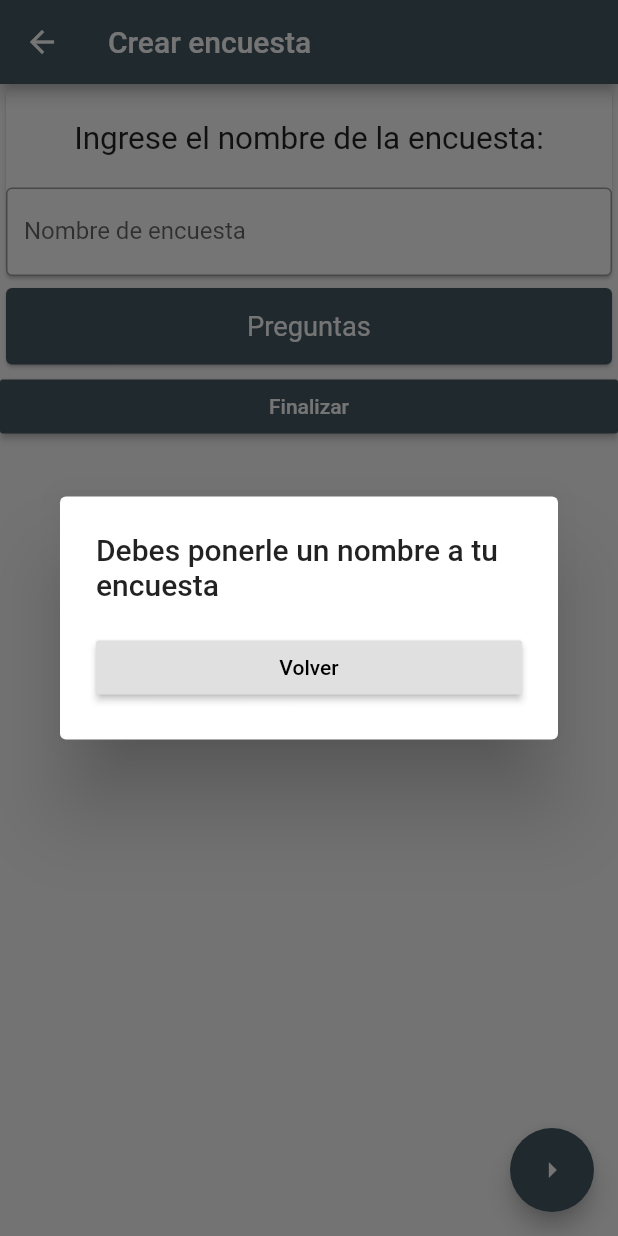
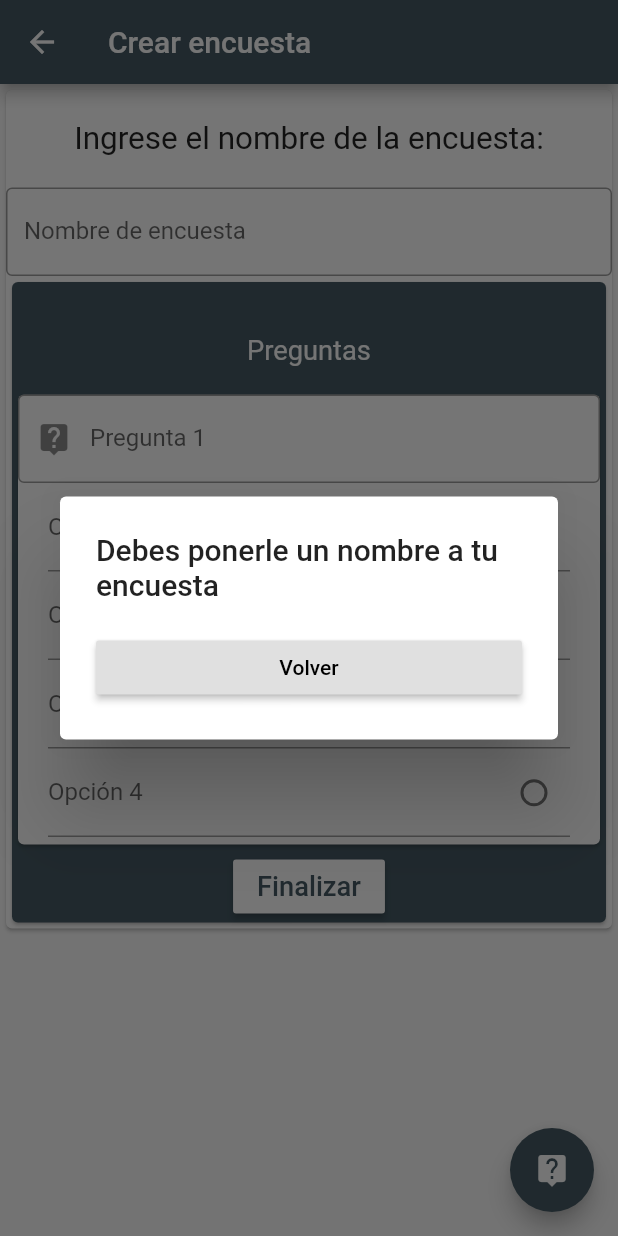
Before and after one commit to mbmassone/tdl-tp-dart, a Flutter app: the CreatePollScreen screen opened by its route, after a tap on "Finalizar", on a phone screen of 412 x 824 dp. Run offline on Flutter 3.47's test engine with Material 2 defaults, Android fonts, the light colour scheme and no system bars.

Commit message:
Elimino NewQuestionWidget y pongo todo en CreatePollScreen. Separo IndividualQuestionWidget nuevo

```diff
--- a/encuestdl_app/lib/screen/CreatePollScreen.dart
+++ b/encuestdl_app/lib/screen/CreatePollScreen.dart
@@ -1,7 +1,5 @@
-import 'package:encuestdl_app/constants/constants.dart';
 import 'package:encuestdl_app/screen/ScreenTemplate.dart';
-import 'package:encuestdl_app/widget/PollDataWidget.dart';
-import 'package:encuestdl_app/widget/NewQuestionWidget.dart';
+import 'package:encuestdl_app/widget/IndividualQuestionWidget.dart';
 import 'package:flutter/cupertino.dart';
 import 'package:flutter/material.dart';
 
@@ -11,36 +9,74 @@ class CreatePollScreen extends StatefulWidget {
 }
 
 class _CreatePollScreenState extends State<CreatePollScreen> {
-  PollDataWidget _pollName = PollDataWidget();
-  NewQuestionWidget _questions = NewQuestionWidget();
+  TextEditingController _namePollController = TextEditingController();
+  List<IndividualQuestionWidget> _list = List();
 
+  _CreatePollScreenState(){
+    this._list.add(IndividualQuestionWidget(_list.length + 1));
+  }
   @override
   Widget build(BuildContext context) {
     return ScreenTemplate(
       title: "Crear encuesta",
       floatingActionButton: FloatingActionButton(
+        backgroundColor: Colors.blueGrey[700],
+        child: const Icon(Icons.live_help),
         onPressed: () => {
-          _questions.addNewQuestion(),
+          _addNewQuestion(),
         },
-        backgroundColor: Constants.primaryGrey,
-        child: const Icon(Icons.arrow_right),
       ),
       child: ListView(
         children: <Widget>[
-          _pollName,
-          _questions,
+          Card(
+            child: Column(
+              children: <Widget>[
+                Container(
+                  margin: const EdgeInsets.only(top: 20, bottom: 20),
+                  child: Center(
+                    child: Text(
+                      "Ingrese el nombre de la encuesta:",
+                      textScaleFactor: 1.5,
+                      textAlign: TextAlign.center,
+                    ),
+                  ),
+                ),
+                TextField(
+                  controller: _namePollController,
+                  obscureText: false,
+                  decoration: InputDecoration(
+                    border: OutlineInputBorder(),
+                    labelText: 'Nombre de encuesta',
+                  ),
+                ),
+                Card(
+                  color: Colors.blueGrey[700],
+                  child: Column(
+                    children: <Widget>[
+                      Container(
+                        margin: const EdgeInsets.only(
+                            top: 35, bottom: 15, right: 0, left: 0),
+                        child: Text(
+                          "Preguntas",
+                          textAlign: TextAlign.center,
+                          textScaleFactor: 1.3,
+                          style: TextStyle(color: Colors.white),
+                        ),
+                      ),
+                      for (var i in _list) i,
                       RaisedButton(
                         child: Text(
                           "Finalizar",
-              style: TextStyle(color: Colors.white),
+                          style: TextStyle(color: Colors.blueGrey[700]),
+                          textScaleFactor: 1.3,
                         ),
-            color: Colors.blueGrey[700],
+                        color: Colors.white,
                         onPressed: () {
-              if(_pollName.textIsEmpty())
+                          if (_namePollController.text.isEmpty)
                             _noNameShowDialog();
-              else if(_questions.noQuestions() || _questions.noOneQuestionFull())
+                          else if (_noQuestions() || _noOneQuestionFull())
                             _noQuestionsShowDialog();
-              else if(_questions.questionsWithCorrectOptionError())
+                          else if (_questionsWithCorrectOptionError())
                             _questionsWithCorrectOptionErrorShowDialog();
                           else
                             _finishShowDialog(context);
@@ -49,10 +85,16 @@ class _CreatePollScreenState extends State<CreatePollScreen> {
                       ),
                     ],
                   ),
+                ),
+              ],
+            ),
+          ),
+        ],
+      ),
     );
   }
 
-  Future _noNameShowDialog(){
+  Future _noNameShowDialog() {
     return showDialog(
       context: context,
       builder: (context) => AlertDialog(
@@ -70,11 +112,12 @@ class _CreatePollScreenState extends State<CreatePollScreen> {
     );
   }
 
-  Future _questionsWithCorrectOptionErrorShowDialog(){
+  Future _questionsWithCorrectOptionErrorShowDialog() {
     return showDialog(
       context: context,
       builder: (context) => AlertDialog(
-        title: Text('Hay preguntas en las cual no has marcado su opción correcta'),
+        title:
+            Text('Hay preguntas en las cual no has marcado su opción correcta'),
         content: RaisedButton(
           child: Text(
             "Volver",
@@ -88,7 +131,7 @@ class _CreatePollScreenState extends State<CreatePollScreen> {
     );
   }
 
-  Future _noQuestionsShowDialog(){
+  Future _noQuestionsShowDialog() {
     return showDialog(
       context: context,
       builder: (context) => AlertDialog(
@@ -124,4 +167,31 @@ class _CreatePollScreenState extends State<CreatePollScreen> {
       ),
     );
   }
+
+  bool _noQuestions() {
+    return (_list.length == 0);
   }
+
+  bool _noOneQuestionFull() {
+    bool returnValue = true;
+
+    for (var i in _list) if (i.questionAndTwoOptionsFull()) returnValue = false;
+
+    return returnValue;
+  }
+
+  bool _questionsWithCorrectOptionError() {
+    bool returnValue = false;
+
+    for (var i in _list)
+      if (i.questionAndTwoOptionsFull()) if (i
+          .individualQuestionsWithCorrectOptionError()) returnValue = true;
+
+    return returnValue;
+  }
+
+  void _addNewQuestion() {
+    _list.add(IndividualQuestionWidget(_list.length + 1));
+    setState(() {});
+  }
+}
--- /dev/null
+++ b/encuestdl_app/lib/widget/IndividualQuestionWidget.dart
@@ -0,0 +1,165 @@
+import 'package:flutter/cupertino.dart';
+import 'package:flutter/material.dart';
+
+class IndividualQuestionWidget extends StatefulWidget {
+  int questionNumber;
+
+  _IndividualQuestionWidgetState _individualQuestion;
+
+  IndividualQuestionWidget(int questionNumber) {
+    this.questionNumber = questionNumber;
+  }
+
+  @override
+  State<IndividualQuestionWidget> createState() =>
+      _individualQuestion = _IndividualQuestionWidgetState(questionNumber);
+
+  bool questionAndTwoOptionsFull() {
+    return _individualQuestion._questionAndTwoOptionsFull();
+  }
+
+  bool individualQuestionsWithCorrectOptionError() {
+    return _individualQuestion.noCorrectOptionSelected();
+  }
+}
+
+class _IndividualQuestionWidgetState extends State<IndividualQuestionWidget> {
+  int questionNumber;
+  TextEditingController _questionController = TextEditingController();
+  TextEditingController _option1Controller = TextEditingController();
+  TextEditingController _option2Controller = TextEditingController();
+  TextEditingController _option3Controller = TextEditingController();
+  TextEditingController _option4Controller = TextEditingController();
+
+  int correctOption = 0;
+
+  _IndividualQuestionWidgetState(int questionNumber) {
+    this.questionNumber = questionNumber;
+  }
+
+  @override
+  Widget build(BuildContext context) {
+    return Card(
+      child: Container(
+        height: 300,
+        child: Column(
+          children: <Widget>[
+            TextField(
+              controller: _questionController,
+              obscureText: false,
+              decoration: InputDecoration(
+                  border: OutlineInputBorder(),
+                  labelText: "Pregunta $questionNumber",
+                  //labelStyle: TextStyle(fontSize: 0.1),
+                  prefixIcon: const Icon(Icons.live_help)),
+            ),
+            Container(
+              margin: const EdgeInsets.only(right: 20, left: 20),
+              child: Column(
+                children: <Widget>[
+                  TextField(
+                    controller: _option1Controller,
+                    obscureText: false,
+                    decoration: InputDecoration(
+                      labelText: 'Opción 1',
+                      suffixIcon: Radio(
+                        value: 1,
+                        groupValue: correctOption,
+                        activeColor: Colors.blueGrey[700],
+                        onChanged: (newValue) {
+                          setState(() {
+                            correctOption = newValue;
+                          });
+                        },
+                      ),
+                    ),
+                  ),
+                  TextField(
+                    controller: _option2Controller,
+                    obscureText: false,
+                    decoration: InputDecoration(
+                      labelText: 'Opción 2',
+                      suffixIcon: Radio(
+                        value: 2,
+                        groupValue: correctOption,
+                        activeColor: Colors.blueGrey[700],
+                        onChanged: (newValue) {
+                          setState(() {
+                            correctOption = newValue;
+                          });
+                        },
+                      ),
+                    ),
+                  ),
+                  TextField(
+                    controller: _option3Controller,
+                    obscureText: false,
+                    decoration: InputDecoration(
+                      labelText: 'Opción 3',
+                      suffixIcon: Radio(
+                        value: 3,
+                        groupValue: correctOption,
+                        activeColor: Colors.blueGrey[700],
+                        onChanged: (newValue) {
+                          setState(() {
+                            correctOption = newValue;
+                          });
+                        },
+                      ),
+                    ),
+                  ),
+                  TextField(
+                    controller: _option4Controller,
+                    obscureText: false,
+                    decoration: InputDecoration(
+                      labelText: 'Opción 4',
+                      suffixIcon: Radio(
+                        value: 4,
+                        groupValue: correctOption,
+                        activeColor: Colors.blueGrey[700],
+                        onChanged: (newValue) {
+                          setState(() {
+                            correctOption = newValue;
+                          });
+                        },
+                      ),
+                    ),
+                  ),
+                ],
+              ),
+            ),
+          ],
+        ),
+      ),
+    );
+  }
+
+  bool _twoOptionsFull() {
+    int optionsFull = 0;
+    if (_option1Controller.text.isNotEmpty) optionsFull++;
+    if (_option2Controller.text.isNotEmpty) optionsFull++;
+    if (_option3Controller.text.isNotEmpty) optionsFull++;
+    if (_option4Controller.text.isNotEmpty) optionsFull++;
+
+    return (optionsFull >= 2);
+  }
+
+  bool _questionAndTwoOptionsFull() {
+    return (_questionController.text.isNotEmpty && _twoOptionsFull());
+  }
+
+  bool emptyCorrectOptionSelected(int correctOption) {
+    if (correctOption == 1)
+      return _option1Controller.text.isEmpty;
+    else if (correctOption == 2)
+      return _option4Controller.text.isEmpty;
+    else if (correctOption == 3)
+      return _option3Controller.text.isEmpty;
+    else
+      return _option4Controller.text.isEmpty;
+  }
+
+  bool noCorrectOptionSelected() {
+    return ((correctOption == 0) || emptyCorrectOptionSelected(correctOption));
+  }
+}
```
Also changed, not shown: encuestdl_app/lib/widget/NewQuestionWidget.dart (deleted, +0 -253 lines). Lines whose indentation alone changed are shown as unchanged.
